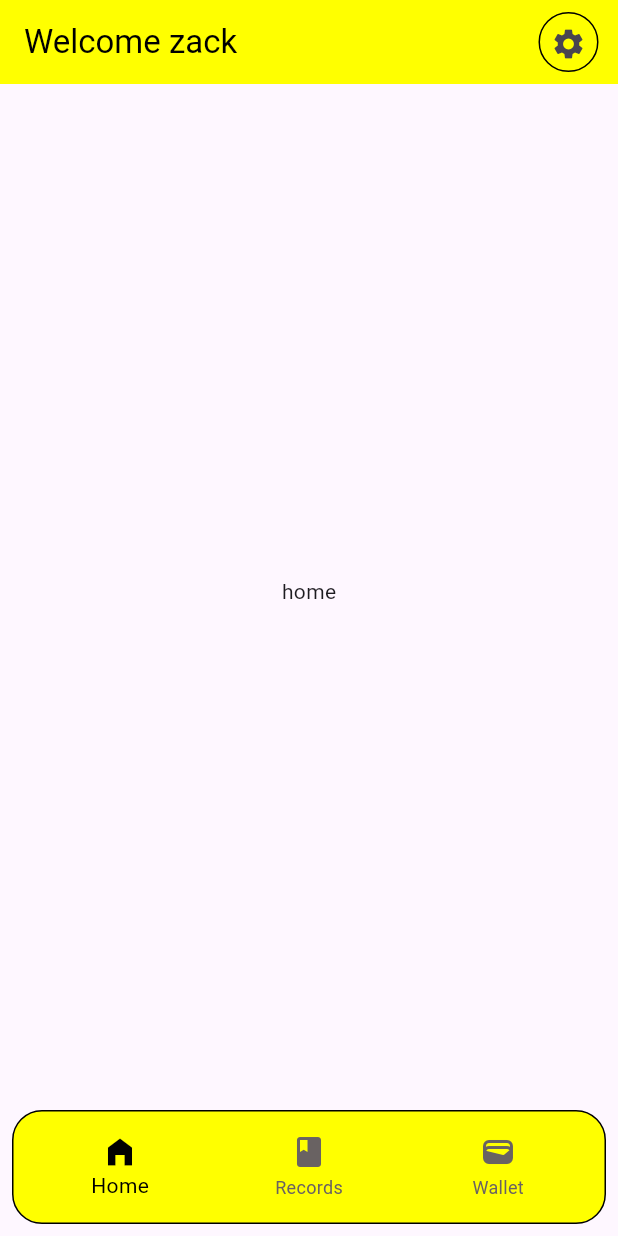
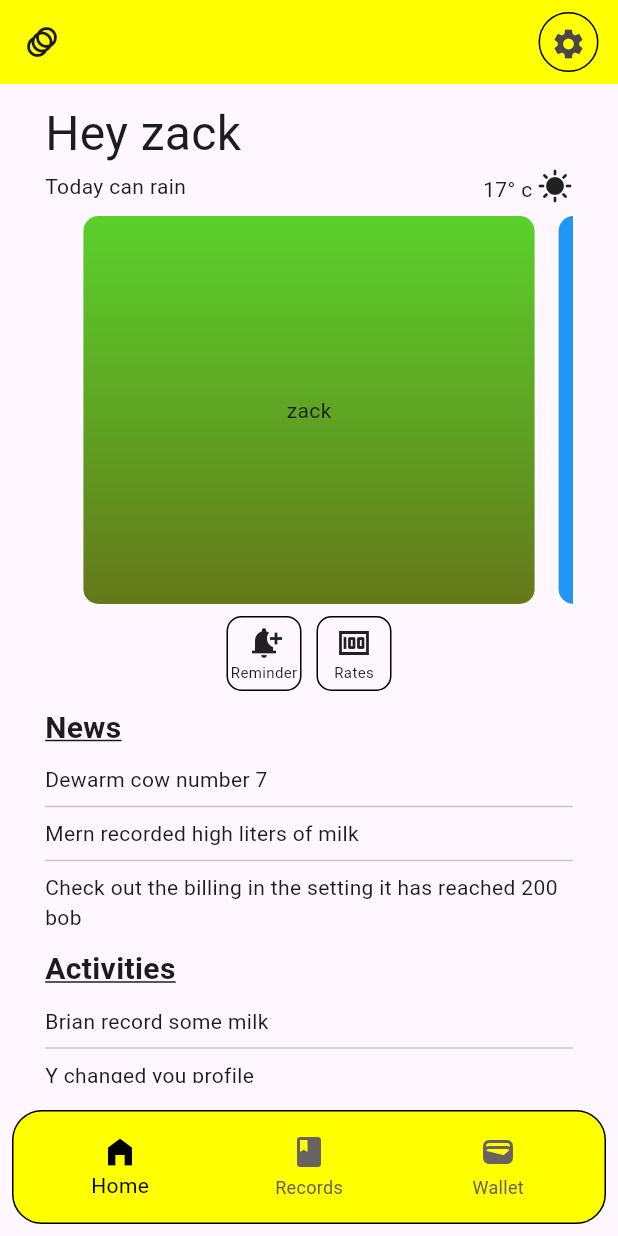
Before and after one commit to zakariairungu/dairy_farm_app, a Flutter app: the screen it shows after launch, on a phone screen of 412 x 824 dp. Run offline on Flutter 3.47's test engine with Material 3 defaults, Android fonts, the phone set to English and light mode, and no system bars; our stand-ins replace flutter_speed_dial, get, google_fonts, line_icons, lottie.

Commit message:
dashboard

```diff
--- a/lib/src/features/dashboard/screens/dashboard.dart
+++ b/lib/src/features/dashboard/screens/dashboard.dart
@@ -22,10 +22,7 @@ class Dashboard extends StatelessWidget {
     return Scaffold(
       appBar: AppBar(
         backgroundColor: isDark ? blackColor : primaryColor,
-        title: Text(
-          "Welcome zack",
-          style: Theme.of(context).textTheme.titleLarge,
-        ),
+        leading: const Icon(Icons.animation),
         actions: [
           Padding(
             padding: const EdgeInsets.all(8.0),
@@ -44,7 +41,9 @@ class Dashboard extends StatelessWidget {
           ),
         ],
       ),
-      body: Container(padding: const EdgeInsets.symmetric(horizontal: fDefaultPadding,vertical: 10),width: double.infinity, child: Obx(() => pages[controller.selectedIndex.value])),
+      body: Container(
+
+        padding: const EdgeInsets.symmetric(horizontal: fDefaultPadding,vertical: 10),width: double.infinity, child: Obx(() => pages[controller.selectedIndex.value])),
       bottomNavigationBar: Padding(
         padding: const EdgeInsets.all(8.0),
         child: Obx(
--- a/lib/src/features/dashboard/screens/home/home.dart
+++ b/lib/src/features/dashboard/screens/home/home.dart
@@ -1,10 +1,41 @@
+
+import 'package:dairy_farm_app/src/features/dashboard/screens/home/widgets/header.dart';
+import 'package:dairy_farm_app/src/features/dashboard/screens/home/widgets/reminder_rates.dart';
+import 'package:dairy_farm_app/src/features/dashboard/screens/home/widgets/sliders.dart';
 import 'package:flutter/material.dart';
+import 'package:flutter/widgets.dart';
 
 class Home extends StatelessWidget {
   const Home({super.key});
 
   @override
   Widget build(BuildContext context) {
-    return const Center(child: Text("home"),);
+    return Container(
+      decoration: const BoxDecoration(
+        // image:  DecorationImage(image: AssetImage("assets/png/cover.png")),
+
+      ),
+      child: ListView(
+        children:const  [
+          HomeHeader(),
+          HomeSlider(),
+          ReminderAndRates(),
+          SizedBox(height: 10,),
+          Text("News",style: TextStyle(fontSize: 20,fontWeight: FontWeight.bold,decoration: TextDecoration.underline),),
+          SizedBox(height: 10,),
+          Text("Dewarm cow number 7"),
+          Divider(),
+          Text("Mern recorded high liters of milk"),
+          Divider(),
+          Text("Check out the billing in the setting it has reached 200 bob"),
+          SizedBox(height: 10,),
+          Text("Activities",style: TextStyle(fontSize: 20,fontWeight: FontWeight.bold,decoration: TextDecoration.underline),),
+          SizedBox(height: 10,),
+          Text("Brian record some milk "),
+          Divider(),
+          Text("Y changed you profile"),
+        ],
+      ),
+    );
   }
 }
--- /dev/null
+++ b/lib/src/features/dashboard/screens/home/widgets/header.dart
@@ -0,0 +1,31 @@
+import 'package:flutter/material.dart';
+
+class HomeHeader extends StatelessWidget {
+  const HomeHeader({
+    super.key,
+  });
+
+  @override
+  Widget build(BuildContext context) {
+    return const Column(
+      crossAxisAlignment: CrossAxisAlignment.start,
+      children: [
+        Text("Hey zack",style: TextStyle(fontSize: 32),),
+        Row(
+          mainAxisAlignment: MainAxisAlignment.spaceBetween,
+          children: [
+            Text("Today can rain" ),
+            Row(
+              crossAxisAlignment: CrossAxisAlignment.end,
+              children: [
+                Text("17\u00B0 c"),
+                SizedBox(width: 3,),
+                Icon(Icons.sunny)
+              ],
+            ),
+          ],
+        ),
+      ],
+    );
+  }
+}
--- /dev/null
+++ b/lib/src/features/dashboard/screens/home/widgets/reminder_rates.dart
@@ -0,0 +1,50 @@
+import 'package:flutter/material.dart';
+
+class ReminderAndRates extends StatelessWidget {
+  const ReminderAndRates({
+    super.key,
+  });
+
+  @override
+  Widget build(BuildContext context) {
+    return Row(
+      mainAxisAlignment: MainAxisAlignment.center,
+      children: [
+
+        Container(
+          decoration: BoxDecoration(
+            border: Border.all(width: 1),
+            borderRadius: BorderRadius.circular(10)
+          ),
+          height: 50,
+          width: 50,
+
+          child: Column(
+            mainAxisAlignment: MainAxisAlignment.center,
+            children: [
+              Icon(Icons.notification_add),
+              Text("Reminder",style: TextStyle(fontSize: 10),)
+            ],
+          ),
+        ),
+        SizedBox(width: 10,),
+        Container(
+          decoration: BoxDecoration(
+            border: Border.all(width: 1),
+            borderRadius: BorderRadius.circular(10)
+          ),
+          height: 50,
+          width: 50,
+
+          child: Column(
+            mainAxisAlignment: MainAxisAlignment.center,
+            children: [
+              Icon(Icons.money),
+              Text("Rates",style: TextStyle(fontSize: 10),)
+            ],
+          ),
+        ),
+      ],
+    );
+  }
+}
--- /dev/null
+++ b/lib/src/features/dashboard/screens/home/widgets/sliders.dart
@@ -0,0 +1,53 @@
+import 'package:flutter/material.dart';
+
+class HomeSlider extends StatelessWidget {
+  const HomeSlider({
+    super.key,
+  });
+
+  @override
+  Widget build(BuildContext context) {
+    return Container(
+      height: MediaQuery.of(context).size.height/3,
+      child: PageView(
+        controller: PageController(viewportFraction: 0.9),
+        physics: ClampingScrollPhysics(),
+        scrollDirection: Axis.horizontal,
+        children: [
+          Padding(
+            padding: const EdgeInsets.all(8.0),
+            child: Container(
+              decoration: BoxDecoration(
+                borderRadius: BorderRadius.circular(10),
+                gradient: const LinearGradient(
+                  begin: Alignment.topCenter,
+                  end: Alignment.bottomCenter,
+                  colors: [Color.fromARGB(255, 90, 209, 43),Color.fromARGB(255, 100, 121, 26)])
+              ),
+              padding: const EdgeInsets.all(10),
+
+              child: Center(child: Text("zack")),
+            ),
+          ),
+          Padding(
+            padding: const EdgeInsets.all(8.0),
+            child: Container(
+              decoration: BoxDecoration(
+                borderRadius: BorderRadius.circular(10),
+                color: Colors.blue,
+              ),
+              padding: EdgeInsets.all(10),
+
+              child: Center(child: Text("zack")),
+            ),
+          ),
+          Container(
+            padding: EdgeInsets.all(10),
+            color: const Color.fromARGB(255, 47, 51, 47),
+            child: Center(child: Text("zack")),
+          ),
+        ],
+      ),
+    );
+  }
+}
```
Also changed, not shown: assets/png/cover.png (added).
